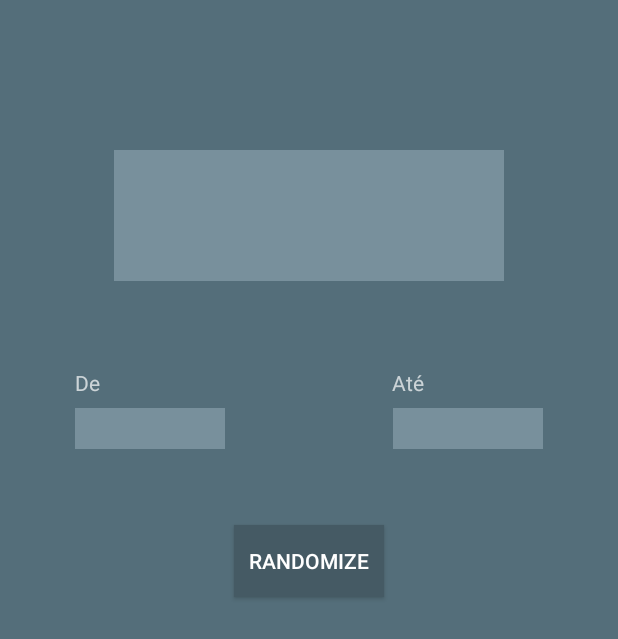
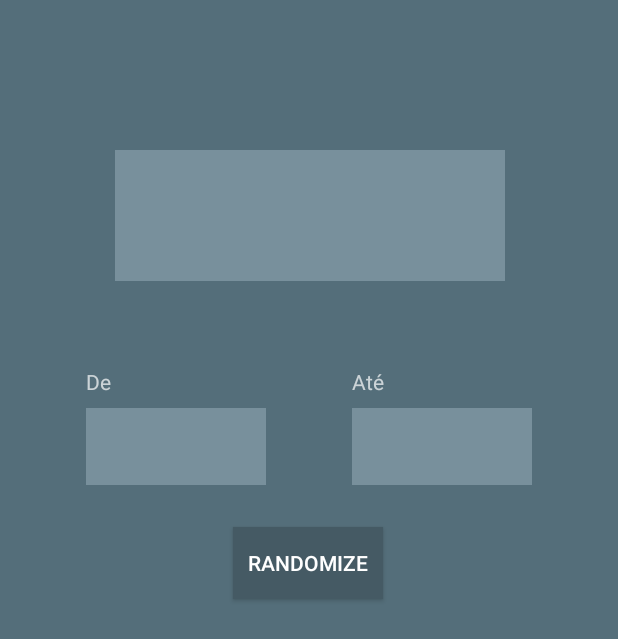
Before and after one commit to ziguifrido/randomize-me, an Android app: the screen it shows after launch (MainActivity), on a phone screen of 412 x 824 dp. Shown: the top 639 px of the screen. Run offline under Robolectric (Android 15) with nearby library versions, the phone set to English and light mode, and no system bars.

Commit message:
Minor design updates.

```diff
--- a/MyApplication/app/build.gradle
+++ b/MyApplication/app/build.gradle
@@ -7,8 +7,8 @@ android {
         applicationId "com.ziguifrido.randomizeme"
         minSdkVersion 15
         targetSdkVersion 25
-        versionCode 1
-        versionName "1.0"
+        versionCode 2
+        versionName "1.0.1"
         testInstrumentationRunner "android.support.test.runner.AndroidJUnitRunner"
     }
     buildTypes {
--- a/MyApplication/app/src/main/res/layout/activity_main.xml
+++ b/MyApplication/app/src/main/res/layout/activity_main.xml
@@ -11,33 +11,35 @@
 
     <EditText
         android:id="@+id/editFromId"
-        android:layout_width="100dp"
+        android:layout_width="120dp"
         android:layout_height="wrap_content"
-        android:layout_marginLeft="50dp"
         android:layout_marginTop="272dp"
         android:background="@color/editBackground"
         android:ems="10"
         android:inputType="number"
         android:maxLength="6"
+        android:padding="5dp"
         android:textAlignment="center"
         android:textSize="@dimen/editNumberSize"
         app:layout_constraintLeft_toLeftOf="parent"
-        app:layout_constraintTop_toTopOf="parent" />
+        app:layout_constraintTop_toTopOf="parent"
+        app:layout_constraintRight_toLeftOf="@+id/editToId" />
 
     <EditText
         android:id="@+id/editToId"
-        android:layout_width="100dp"
+        android:layout_width="120dp"
         android:layout_height="wrap_content"
-        android:layout_marginRight="50dp"
         android:layout_marginTop="272dp"
         android:background="@color/editBackground"
         android:ems="10"
         android:inputType="number"
         android:maxLength="6"
+        android:padding="5dp"
         android:textAlignment="center"
         android:textSize="@dimen/editNumberSize"
         app:layout_constraintRight_toRightOf="parent"
-        app:layout_constraintTop_toTopOf="parent" />
+        app:layout_constraintTop_toTopOf="parent"
+        app:layout_constraintLeft_toRightOf="@+id/editFromId" />
 
     <TextView
         android:id="@+id/txtResultId"
@@ -54,7 +56,9 @@
         app:layout_constraintLeft_toLeftOf="parent"
         app:layout_constraintRight_toRightOf="parent"
         app:layout_constraintTop_toTopOf="parent"
-        tools:layout_editor_absoluteY="100dp" />
+        android:layout_marginStart="8dp"
+        android:layout_marginEnd="8dp"
+        app:layout_constraintHorizontal_bias="0.503" />
 
     <Button
         android:id="@+id/btnRandomizeId"
@@ -62,32 +66,35 @@
         android:layout_height="wrap_content"
         android:layout_marginLeft="8dp"
         android:layout_marginRight="8dp"
-        android:layout_marginTop="350dp"
+        android:layout_marginTop="351dp"
         android:background="@color/colorPrimaryDark"
         android:padding="10dp"
         android:text="@string/btnRandomize"
-        app:layout_constraintHorizontal_bias="0.501"
+        app:layout_constraintHorizontal_bias="0.498"
         app:layout_constraintLeft_toLeftOf="parent"
         app:layout_constraintRight_toRightOf="parent"
-        app:layout_constraintTop_toTopOf="parent" />
+        app:layout_constraintTop_toTopOf="parent"
+        android:layout_marginStart="8dp"
+        android:layout_marginEnd="8dp" />
+
+    <TextView
+        android:id="@+id/textView"
+        android:layout_width="wrap_content"
+        android:layout_height="wrap_content"
+        android:layout_marginBottom="8dp"
+        android:layout_marginLeft="0dp"
+        android:text="@string/txtLabelFrom"
+        app:layout_constraintBottom_toTopOf="@+id/editFromId"
+        app:layout_constraintLeft_toLeftOf="@+id/editFromId" />
 
     <TextView
         android:id="@+id/textView2"
         android:layout_width="wrap_content"
         android:layout_height="wrap_content"
-        android:layout_marginBottom="7dp"
-        android:layout_marginLeft="50dp"
-        android:text="@string/txtLabelFrom"
-        app:layout_constraintBottom_toTopOf="@+id/editFromId"
-        app:layout_constraintLeft_toLeftOf="parent" />
-
-    <TextView
-        android:id="@+id/textView3"
-        android:layout_width="wrap_content"
-        android:layout_height="wrap_content"
-        android:layout_marginBottom="7dp"
-        android:layout_marginRight="129dp"
+        android:layout_marginBottom="8dp"
+        android:layout_marginLeft="0dp"
         android:text="@string/txtLabelTo"
         app:layout_constraintBottom_toTopOf="@+id/editToId"
-        app:layout_constraintRight_toRightOf="parent" />
+        app:layout_constraintLeft_toLeftOf="@+id/editToId" />
+
 </android.support.constraint.ConstraintLayout>
--- a/MyApplication/app/src/main/res/values/dimens.xml
+++ b/MyApplication/app/src/main/res/values/dimens.xml
@@ -1,5 +1,5 @@
 <?xml version="1.0" encoding="utf-8"?>
 <resources>
-    <dimen name="editNumberSize">20sp</dimen>
+    <dimen name="editNumberSize">30sp</dimen>
     <dimen name="textResultSize">50sp</dimen>
 </resources>
```
